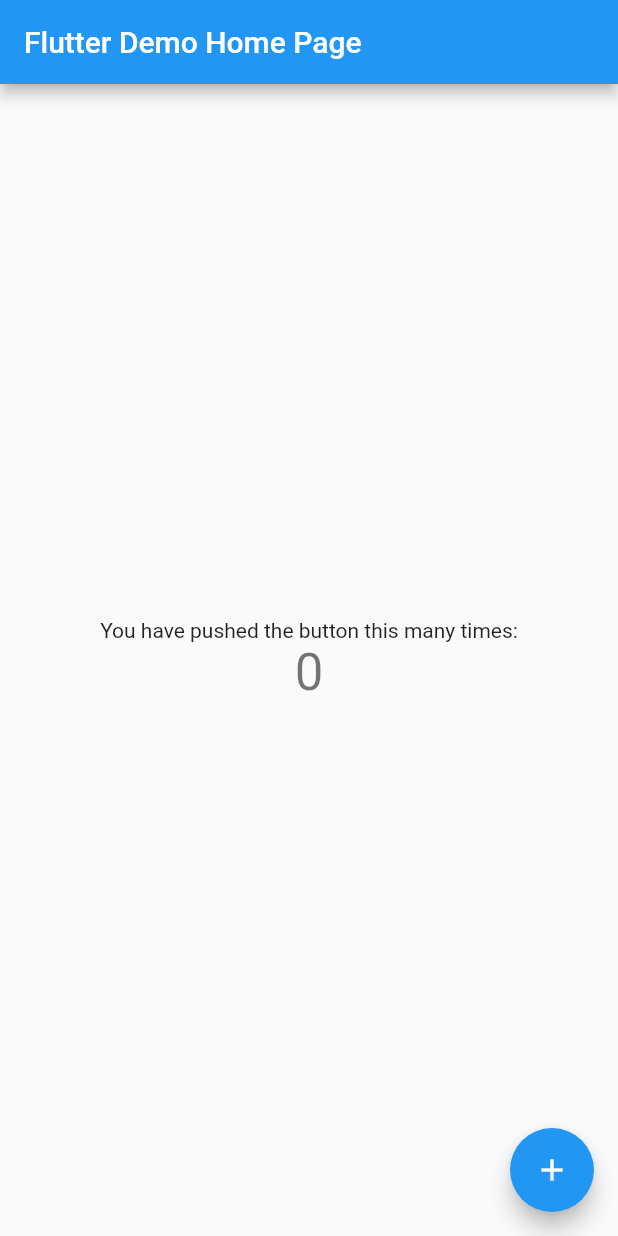
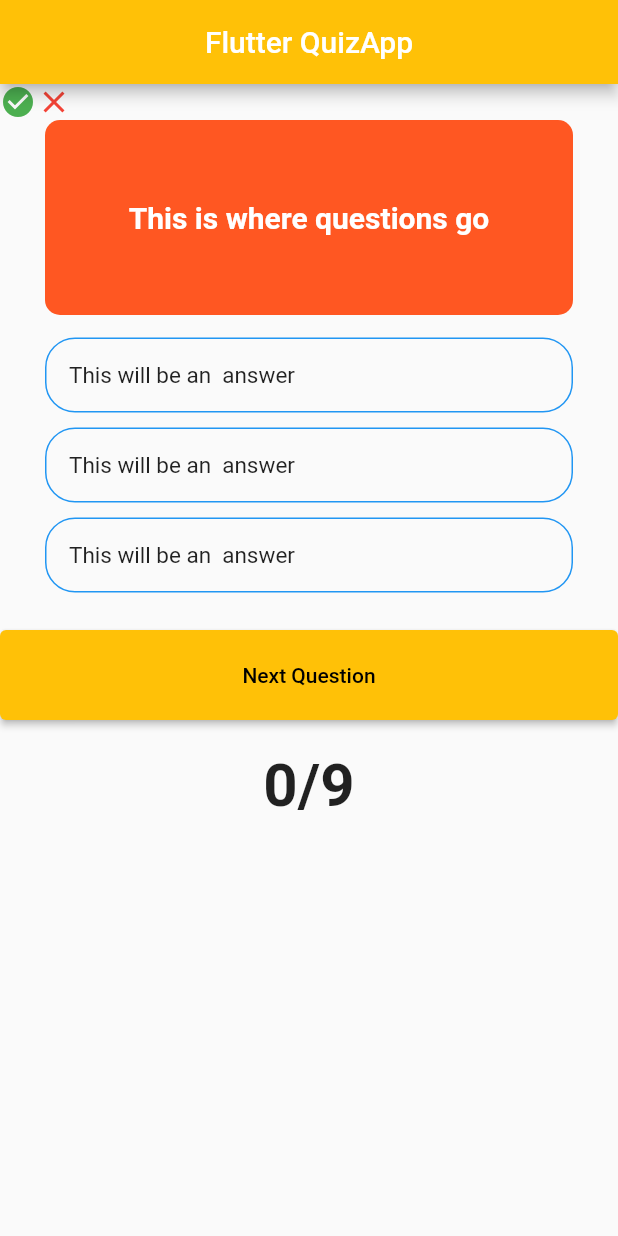
Before and after one commit to ArtyomMasen/summer_project, a Flutter app: the screen it shows after launch, on a phone screen of 412 x 824 dp. Run offline on Flutter 3.47's test engine with Material 2 defaults, Android fonts, the phone set to English and light mode, and no system bars.

Commit message:
Screen Example

```diff
--- /dev/null
+++ b/lib/home.dart
@@ -0,0 +1,208 @@
+import 'package:flutter/material.dart';
+
+class Home extends StatefulWidget {
+
+  @override
+  State<Home> createState() => _HomeState();
+}
+
+class _HomeState extends State<Home> {
+  @override
+  Widget build(BuildContext context) {
+    return Scaffold(
+      appBar: AppBar(
+        title: Text(
+          'Flutter QuizApp',
+          style: TextStyle(color: Colors.white),
+        ),
+        centerTitle: true,
+      ),
+      body: Center(
+        child: Column(
+          children: [
+            Row(
+              children: [
+                Icon(
+                  Icons.check_circle,
+                  color: Colors.green,
+                ),
+                Icon(
+                  Icons.clear,
+                  color: Colors.red,
+                ),
+              ],
+            ),
+            Container(
+              width: double.infinity,
+              height: 130.0,
+              margin: EdgeInsets.only(bottom: 10.0, left: 30.0, right: 30.0),
+              padding: EdgeInsets.symmetric(horizontal: 50.0, vertical: 20.0),
+              decoration: BoxDecoration(
+                color: Colors.deepOrange,
+                borderRadius: BorderRadius.circular(10.0),
+              ),
+              child: Center(
+                child: Text(
+                  'This is where questions go',
+                  textAlign: TextAlign.center,
+                  style: TextStyle(
+                    fontSize: 20.0,
+                    color: Colors.white,
+                    fontWeight: FontWeight.bold,
+                  ),
+                ),
+              ),
+            ),
+            InkWell(
+              onTap: () {},
+              child: Container(
+                padding: EdgeInsets.all(15.0),
+                margin: EdgeInsets.symmetric(vertical: 5.0, horizontal: 30.0),
+                width: double.infinity,
+                decoration: BoxDecoration(
+                  color: null,
+                  border: Border.all(color: Colors.blue),
+                  borderRadius: BorderRadius.circular(20.0),
+                ),
+                child: Text(
+                  'This will be an  answer',
+                  style: TextStyle(
+                    fontSize: 15.0,
+                  ),
+                ),
+              ),
+            ),
+            InkWell(
+              onTap: () {},
+              child: Container(
+                padding: EdgeInsets.all(15.0),
+                margin: EdgeInsets.symmetric(vertical: 5.0, horizontal: 30.0),
+                width: double.infinity,
+                decoration: BoxDecoration(
+                  color: null,
+                  border: Border.all(color: Colors.blue),
+                  borderRadius: BorderRadius.circular(20.0),
+                ),
+                child: Text(
+                  'This will be an  answer',
+                  style: TextStyle(
+                    fontSize: 15.0,
+                  ),
+                ),
+              ),
+            ),
+            InkWell(
+              onTap: () {},
+              child: Container(
+                padding: EdgeInsets.all(15.0),
+                margin: EdgeInsets.symmetric(vertical: 5.0, horizontal: 30.0),
+                width: double.infinity,
+                decoration: BoxDecoration(
+                  color: null,
+                  border: Border.all(color: Colors.blue),
+                  borderRadius: BorderRadius.circular(20.0),
+                ),
+                child: Text(
+                  'This will be an  answer',
+                  style: TextStyle(
+                    fontSize: 15.0,
+                  ),
+                ),
+              ),
+            ),
+            SizedBox(height: 20.0),
+            ElevatedButton(
+              style: ElevatedButton.styleFrom(
+                minimumSize: Size(double.infinity, 60.0),
+              ),
+              onPressed: () {},
+              child: Text('Next Question'),
+            ),
+            Container(
+              padding: EdgeInsets.all(20.0),
+              child: Text(
+                '0/9',
+                style: TextStyle(fontSize: 40.0, fontWeight: FontWeight.bold),
+              ),
+            )
+          ],
+        ),
+      ),
+    );
+  }
+}
+
+final _questions = const [
+  {
+    'question': 'How much is the fish?',
+    'answers': [
+      {'answerText' : '88rub', 'score': true},
+      {'answerText' : '98rub', 'score': false},
+      {'answerText' : '188rub', 'score': false},
+    ],
+  },
+  {
+    'question': 'How much is the fish?',
+    'answers': [
+      {'answerText' : '88rub', 'score': true},
+      {'answerText' : '98rub', 'score': false},
+      {'answerText' : '188rub', 'score': false},
+    ],
+  },
+  {
+    'question': 'How much is the fish?',
+    'answers': [
+      {'answerText' : '88rub', 'score': true},
+      {'answerText' : '98rub', 'score': false},
+      {'answerText' : '188rub', 'score': false},
+    ],
+  },
+  {
+    'question': 'How much is the fish?',
+    'answers': [
+      {'answerText' : '88rub', 'score': true},
+      {'answerText' : '98rub', 'score': false},
+      {'answerText' : '188rub', 'score': false},
+    ],
+  },
+  {
+    'question': 'How much is the fish?',
+    'answers': [
+      {'answerText' : '88rub', 'score': true},
+      {'answerText' : '98rub', 'score': false},
+      {'answerText' : '188rub', 'score': false},
+    ],
+  },
+  {
+    'question': 'How much is the fish?',
+    'answers': [
+      {'answerText' : '88rub', 'score': true},
+      {'answerText' : '98rub', 'score': false},
+      {'answerText' : '188rub', 'score': false},
+    ],
+  },
+  {
+    'question': 'How much is the fish?',
+    'answers': [
+      {'answerText' : '88rub', 'score': true},
+      {'answerText' : '98rub', 'score': false},
+      {'answerText' : '188rub', 'score': false},
+    ],
+  },
+  {
+    'question': 'How much is the fish?',
+    'answers': [
+      {'answerText' : '88rub', 'score': true},
+      {'answerText' : '98rub', 'score': false},
+      {'answerText' : '188rub', 'score': false},
+    ],
+  },
+  {
+    'question': 'How much is the fish?',
+    'answers': [
+      {'answerText' : '88rub', 'score': true},
+      {'answerText' : '98rub', 'score': false},
+      {'answerText' : '188rub', 'score': false},
+    ],
+  },
+];
--- a/lib/main.dart
+++ b/lib/main.dart
@@ -1,96 +1,19 @@
 import 'package:flutter/material.dart';
+import 'package:summer_project/home.dart';
 
 void main() {
-  runApp(const MyApp());
+  runApp(MyApp());
 }
 
 class MyApp extends StatelessWidget {
-  const MyApp({Key? key}) : super(key: key);
-
-  // This widget is the root of your application.
   @override
   Widget build(BuildContext context) {
     return MaterialApp(
-      title: 'Flutter Demo',
+      title: 'Quiz App',
       theme: ThemeData(
-        // This is the theme of your application.
-        //
-        // Try running your application with "flutter run". You'll see the
-        // application has a blue toolbar. Then, without quitting the app, try
-        // changing the primarySwatch below to Colors.green and then invoke
-        // "hot reload" (press "r" in the console where you ran "flutter run",
-        // or simply save your changes to "hot reload" in a Flutter IDE).
-        // Notice that the counter didn't reset back to zero; the application
-        // is not restarted.
-        primarySwatch: Colors.blue,
+        primarySwatch: Colors.amber,
       ),
-      home: const MyHomePage(title: 'Flutter Demo Home Page'),
+      home: Home(),
     );
   }
 }
-
-class MyHomePage extends StatefulWidget {
-  const MyHomePage({Key? key, required this.title}) : super(key: key);
-
-  // This widget is the home page of your application. It is stateful, meaning
-  // that it has a State object (defined below) that contains fields that affect
-  // how it looks.
-
-  // This class is the configuration for the state. It holds the values (in this
-  // case the title) provided by the parent (in this case the App widget) and
-  // used by the build method of the State. Fields in a Widget subclass are
-  // always marked "final".
-
-  final String title;
-
-  @override
-  State<MyHomePage> createState() => _MyHomePageState();
-}
-
-class _MyHomePageState extends State<MyHomePage> {
-  int _counter = 0;
-
-  void _incrementCounter() {
-    setState(() {
-      _counter = _counter + 2;
-    });
-  }
-
-  @override
-  Widget build(BuildContext context) {
-    // This method is rerun every time setState is called, for instance as done
-    // by the _incrementCounter method above.
-    //
-    // The Flutter framework has been optimized to make rerunning build methods
-    // fast, so that you can just rebuild anything that needs updating rather
-    // than having to individually change instances of widgets.
-    return Scaffold(
-      appBar: AppBar(
-        // Here we take the value from the MyHomePage object that was created by
-        // the App.build method, and use it to set our appbar title.
-        title: Text(widget.title),
-      ),
-      body: Center(
-        // Center is a layout widget. It takes a single child and positions it
-        // in the middle of the parent.
-        child: Column(
-          mainAxisAlignment: MainAxisAlignment.center,
-          children: <Widget>[
-            const Text(
-              'You have pushed the button this many times:',
-            ),
-            Text(
-              '$_counter',
-              style: Theme.of(context).textTheme.headline4,
-            ),
-          ],
-        ),
-      ),
-      floatingActionButton: FloatingActionButton(
-        onPressed: _incrementCounter,
-        tooltip: 'Increment',
-        child: const Icon(Icons.add),
-      ), // This trailing comma makes auto-formatting nicer for build methods.
-    );
-  }
-}
```
